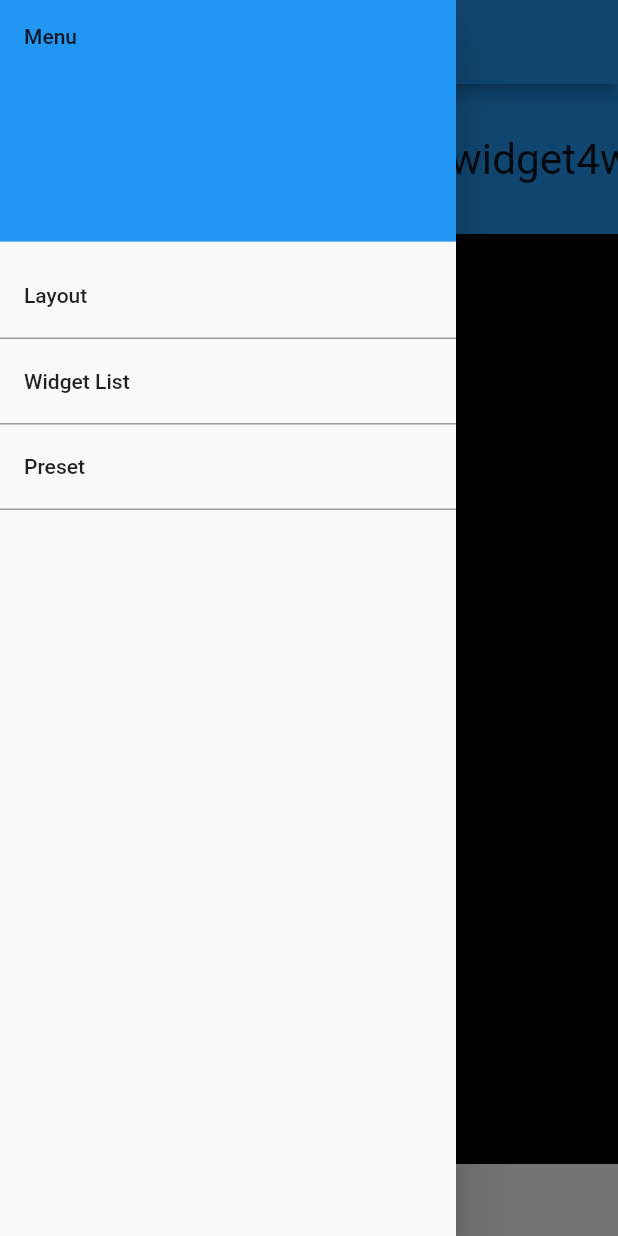
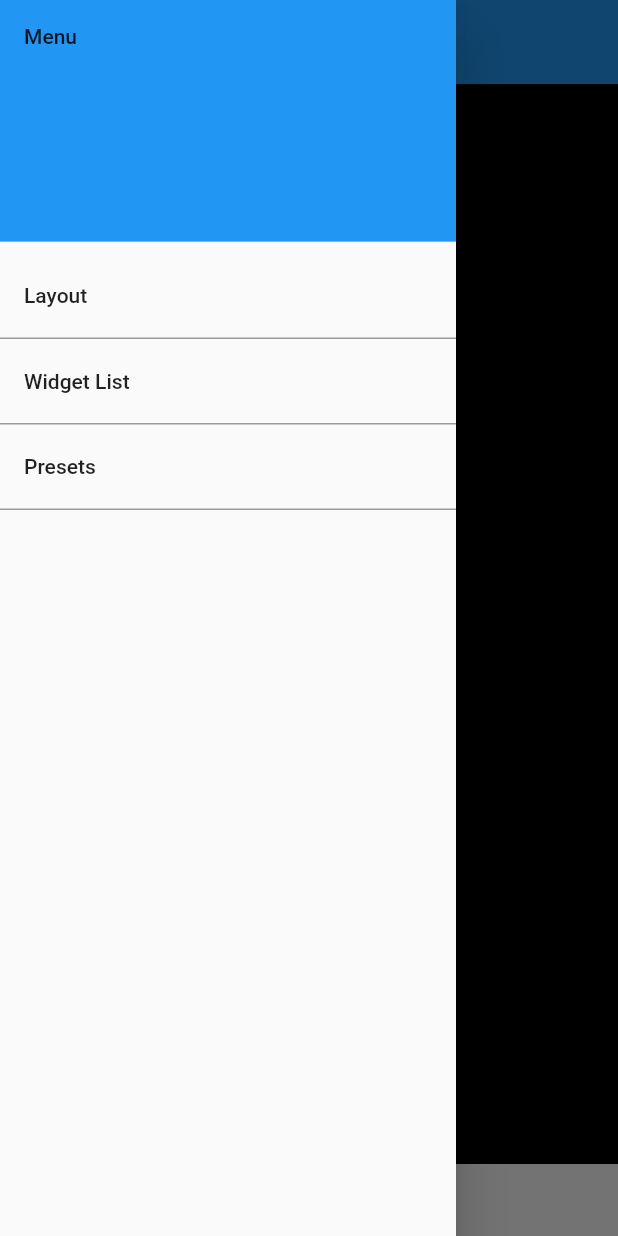
Before and after one commit to yn919/WidgetLayout, a Flutter app: the screen it shows after launch, with the side drawer open, on a phone screen of 412 x 824 dp. Run offline on Flutter 3.47's test engine with Material 2 defaults, Android fonts, the phone set to English and light mode, and no system bars.

Commit message:
preset作成中

```diff
--- a/widgetlayout/lib/main.dart
+++ b/widgetlayout/lib/main.dart
@@ -2,7 +2,10 @@
 import 'package:provider/provider.dart';
 import 'package:widgetlayout/models/draggable_manager.dart';
 import 'package:widgetlayout/models/drawers_model.dart';
+import 'package:widgetlayout/models/presets_model.dart';
 import 'package:widgetlayout/views/layout_page.dart';
+import 'package:widgetlayout/views/preset_detail_page.dart';
+import 'package:widgetlayout/views/presets_page.dart';
 import 'package:widgetlayout/views/widget_list_page.dart';
 import 'package:widgetlayout/views/widget_property_page.dart';
 
@@ -23,6 +26,9 @@
         ),
         ChangeNotifierProvider<DrawerMenusModel>(
           create: (context) => DrawerMenusModel(),
+        ),
+        ChangeNotifierProvider<PresetsModel>(
+          create: (context) => PresetsModel(),
         )
       ],
       child: MaterialApp(
@@ -34,7 +40,9 @@
         routes: {
           'Layout': (context) => const LayoutPage(),
           'Widget List': (context) => const WidgetListPage(),
-          'Property': (context) => const WidgetPropertyPage()
+          'Property': (context) => const WidgetPropertyPage(),
+          'Presets': (context) => const PresetsPage(),
+          'Preset Detail': (context) => const PresetDetailPage(),
         },
       ),
     );
--- a/widgetlayout/lib/models/draggable_model.dart
+++ b/widgetlayout/lib/models/draggable_model.dart
@@ -8,10 +8,17 @@
     notifyListeners();
   }
 
-  Offset _position = const Offset(0, 0);
-  Offset get position => _position;
-  set position(Offset value) {
-    _position = value;
+  double _positionX = 0;
+  double get positionX => _positionX;
+  set positionX(double value) {
+    _positionX = value;
+    notifyListeners();
+  }
+
+  double _positionY = 0;
+  double get positionY => _positionY;
+  set positionY(double value) {
+    _positionY = value;
     notifyListeners();
   }
 
@@ -59,10 +66,10 @@
   void setDoublePropertyValue(String propertyName, double propertyValue) {
     switch (propertyName) {
       case 'X':
-        _position = Offset(propertyValue, _position.dy);
+        _positionX = propertyValue;
         break;
       case 'Y':
-        _position = Offset(_position.dx, propertyValue);
+        _positionY = propertyValue;
         break;
       default:
     }
@@ -94,29 +101,51 @@
 }
 
 class DraggableJson {
-  String widgetName;
-  Offset position;
-  double width;
-  double height;
-  bool isEditable;
-  bool isVisible;
+  final String widgetName;
+  final double positionX;
+  final double positionY;
+  final double width;
+  final double height;
+  final double baseWidth;
+  final double baseHeight;
+  final String currentSize;
+  final bool isEditable;
+  final bool isVisible;
 
-  DraggableJson(this.widgetName, this.position, this.width, this.height,
-      this.isEditable, this.isVisible);
+  DraggableJson(
+    this.widgetName,
+    this.positionX,
+    this.positionY,
+    this.width,
+    this.height,
+    this.baseWidth,
+    this.baseHeight,
+    this.currentSize,
+    this.isEditable,
+    this.isVisible,
+  );
 
   DraggableJson.fromJson(Map<String, dynamic> json)
       : widgetName = json['widgetName'] as String,
-        position = json['position'] as Offset,
+        positionX = json['positionX'] as double,
+        positionY = json['positionY'] as double,
         width = json['width'] as double,
         height = json['height'] as double,
+        baseWidth = json['baseWidth'] as double,
+        baseHeight = json['baseHeight'] as double,
+        currentSize = json['currentSize'] as String,
         isEditable = json['isEditable'] as bool,
         isVisible = json['isVisible'] as bool;
 
   Map<String, dynamic> toJson() => {
         'widgetName': widgetName,
-        'position': position,
+        'positionX': positionX,
+        'positionY': positionY,
         'width': width,
         'height': height,
+        'baseWidth': baseWidth,
+        'baseHeight': baseHeight,
+        'currentSize': currentSize,
         'isEditable': isEditable,
         'isVisible': isVisible,
       };
--- a/widgetlayout/lib/models/draggables_model.dart
+++ b/widgetlayout/lib/models/draggables_model.dart
@@ -5,59 +5,67 @@
   List<DraggableModel> draggables = [
     DraggableModel()
       ..widgetName = 'widget1'
-      ..position = Offset(100.toDouble() * 0, 0)
+      ..positionX = 100.toDouble() * 0
+      ..positionY = 0
       ..baseWidth = 100
       ..baseHeight = 100
       ..width = 100
       ..height = 100
       ..isEditable = false
       ..isVisible = true,
-    DraggableModel()
-      ..widgetName = 'widget2'
-      ..position = Offset(100.toDouble() * 1, 0)
-      ..baseWidth = 100
-      ..baseHeight = 100
-      ..width = 100
-      ..height = 100
-      ..isEditable = false
-      ..isVisible = true,
-    DraggableModel()
-      ..widgetName = 'widget3'
-      ..position = Offset(100.toDouble() * 2, 0)
-      ..baseWidth = 100
-      ..baseHeight = 100
-      ..width = 100
-      ..height = 100
-      ..isEditable = false
-      ..isVisible = true,
-    DraggableModel()
-      ..widgetName = 'widget4'
-      ..position = Offset(100.toDouble() * 3, 0)
-      ..baseWidth = 100
-      ..baseHeight = 100
-      ..width = 100
-      ..height = 100
-      ..isEditable = false
-      ..isVisible = true,
-    DraggableModel()
-      ..widgetName = 'widget5'
-      ..position = Offset(100.toDouble() * 4, 0)
-      ..baseWidth = 100
-      ..baseHeight = 100
-      ..width = 100
-      ..height = 100
-      ..isEditable = false
-      ..isVisible = true,
+    // DraggableModel()
+    //   ..widgetName = 'widget2'
+    //   ..positionX = 100.toDouble() * 1
+    //   ..positionY = 0
+    //   ..baseWidth = 100
+    //   ..baseHeight = 100
+    //   ..width = 100
+    //   ..height = 100
+    //   ..isEditable = false
+    //   ..isVisible = true,
+    // DraggableModel()
+    //   ..widgetName = 'widget3'
+    //   ..positionX = 100.toDouble() * 2
+    //   ..positionY = 0
+    //   ..baseWidth = 100
+    //   ..baseHeight = 100
+    //   ..width = 100
+    //   ..height = 100
+    //   ..isEditable = false
+    //   ..isVisible = true,
+    // DraggableModel()
+    //   ..widgetName = 'widget4'
+    //   ..positionX = 100.toDouble() * 3
+    //   ..positionY = 0
+    //   ..baseWidth = 100
+    //   ..baseHeight = 100
+    //   ..width = 100
+    //   ..height = 100
+    //   ..isEditable = false
+    //   ..isVisible = true,
+    // DraggableModel()
+    //   ..widgetName = 'widget5'
+    //   ..positionX = 100.toDouble() * 4
+    //   ..positionY = 0
+    //   ..baseWidth = 100
+    //   ..baseHeight = 100
+    //   ..width = 100
+    //   ..height = 100
+    //   ..isEditable = false
+    //   ..isVisible = true,
   ];
 }
 
 class DraggablesJson {
   List<DraggableJson> draggables = [];
 
-  DraggablesJson(this.draggables);
+  DraggablesJson();
 
   DraggablesJson.fromJson(Map<String, dynamic> json)
       : draggables = (json['draggables'] as List)
             .map((i) => DraggableJson.fromJson(json))
             .toList();
+
+  Map<String, dynamic> toJson() =>
+      {'draggables': draggables.map((i) => i.toJson()).toList()};
 }
--- a/widgetlayout/lib/models/drawers_model.dart
+++ b/widgetlayout/lib/models/drawers_model.dart
@@ -8,7 +8,7 @@
     DrawerModel('Menu', false),
     DrawerModel('Layout', true),
     DrawerModel('Widget List', false),
-    DrawerModel('Preset', false),
+    DrawerModel('Presets', false),
   ];
 
   void changeSelected(String menuName) {
--- a/widgetlayout/lib/models/presets_model.dart
+++ b/widgetlayout/lib/models/presets_model.dart
@@ -1,38 +1,34 @@
 import 'dart:io';
-
 import 'package:flutter/material.dart';
 import 'preset_model.dart';
 import 'package:path_provider/path_provider.dart';
 
 class PresetsModel extends ChangeNotifier {
-  final _presets = <PresetModel>[];
-  List<PresetModel> get presets => _presets;
+  List<PresetModel> presets = [
+    PresetModel()
+      ..listItemName = 'preset1'
+      ..presetName = 'preset1',
+    PresetModel()
+      ..listItemName = 'preset2'
+      ..presetName = 'preset2',
+    PresetModel()
+      ..listItemName = 'preset3'
+      ..presetName = 'preset3',
+  ];
 
-  void createList() {
-    for (int i = 1; i <= 10; i++) {
-      PresetModel preset = PresetModel();
-      preset.listItemName = 'preset$i';
-      preset.presetName = 'preset$i';
-
-      _presets.add(preset);
-    }
-
-    notifyListeners();
+  Future<File> getFilePath(String presetName) async {
+    final directory = await getApplicationDocumentsDirectory();
+    return File('${directory.path}/$presetName.json');
   }
 
-  Future<File> getFilePath(int presetIndex) async {
-    final directory = await getApplicationDocumentsDirectory();
-    return File('${directory.path}/preset$presetIndex.json');
-  }
-
-  Future<File> saveFile(String jsonString, int presetIndex) async {
-    final file = await getFilePath(presetIndex);
+  Future<File> saveFile(String jsonString, String presetName) async {
+    final file = await getFilePath(presetName);
     return file.writeAsString(jsonString);
   }
 
-  Future<String> loadFile(int presetIndex) async {
+  Future<String> loadFile(String presetName) async {
     try {
-      final file = await getFilePath(presetIndex);
+      final file = await getFilePath(presetName);
       return file.readAsString();
     } catch (e) {
       return 'error';
```
Also changed, not shown: widgetlayout/lib/models/draggable_manager.dart (+29 -7 lines), widgetlayout/lib/views/draggable_widget.dart (+12 -8 lines), widgetlayout/lib/views/menu_drawer.dart (+5 -2 lines), widgetlayout/lib/views/preset_detail_page.dart (added, +114 -0 lines), widgetlayout/lib/views/presets_page.dart (added, +44 -0 lines), widgetlayout/lib/views/widget_property_page.dart (+3 -8 lines).
